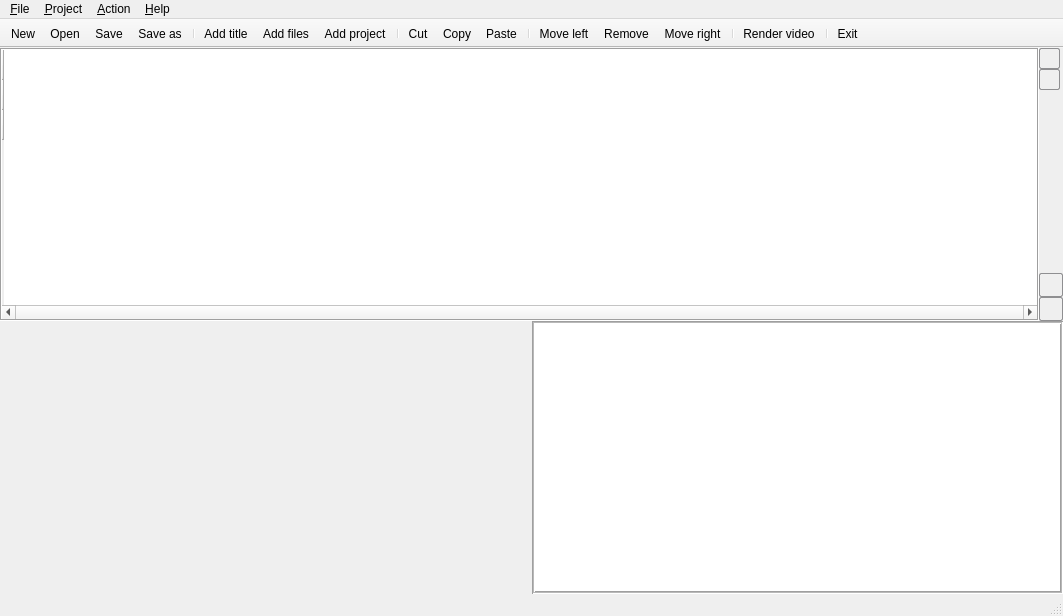
boenki/ffdiaporama, file mainwindow.ui: the form before one commit.
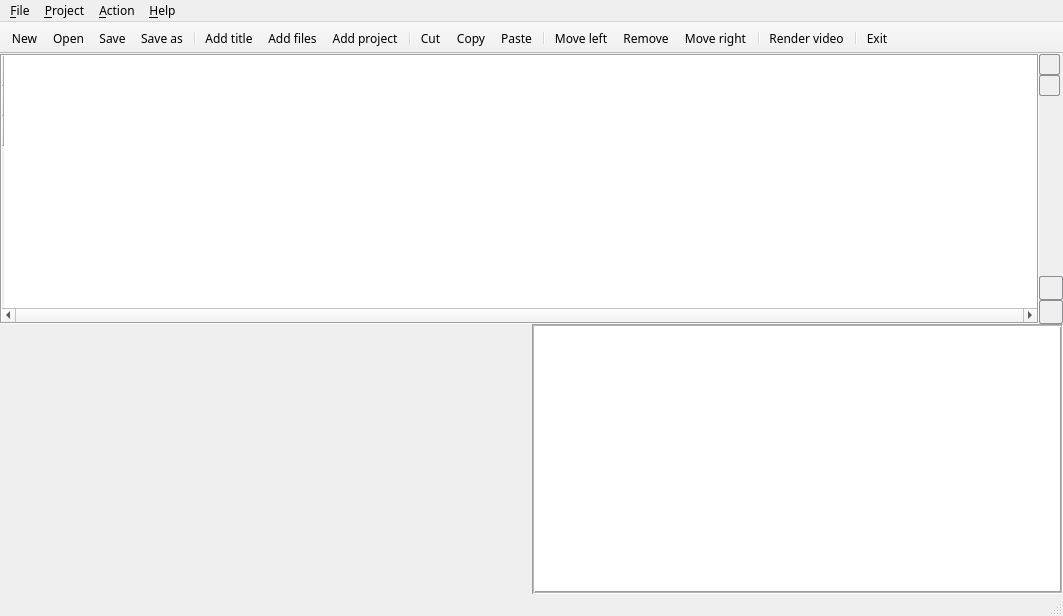
The form after the commit. Icons and pictures are not drawn. Custom widgets are drawn as their Qt base class.

Commit message: Correction d'un bug dans les boites de modif : l'image affichée n'est pas la bonne suite à la fusion des onglets Passage des polices de toutes les boites de dialogue à "Sans Serif" pour supprimer la dépendance à la police Ubuntu

The edit to the form file:
```diff
--- a/mainwindow.ui
+++ b/mainwindow.ui
@@ -24,6 +24,7 @@
   </property>
   <property name="font">
    <font>
+    <family>Sans Serif</family>
     <pointsize>9</pointsize>
    </font>
   </property>
```
The commit also changes 25 other files.
